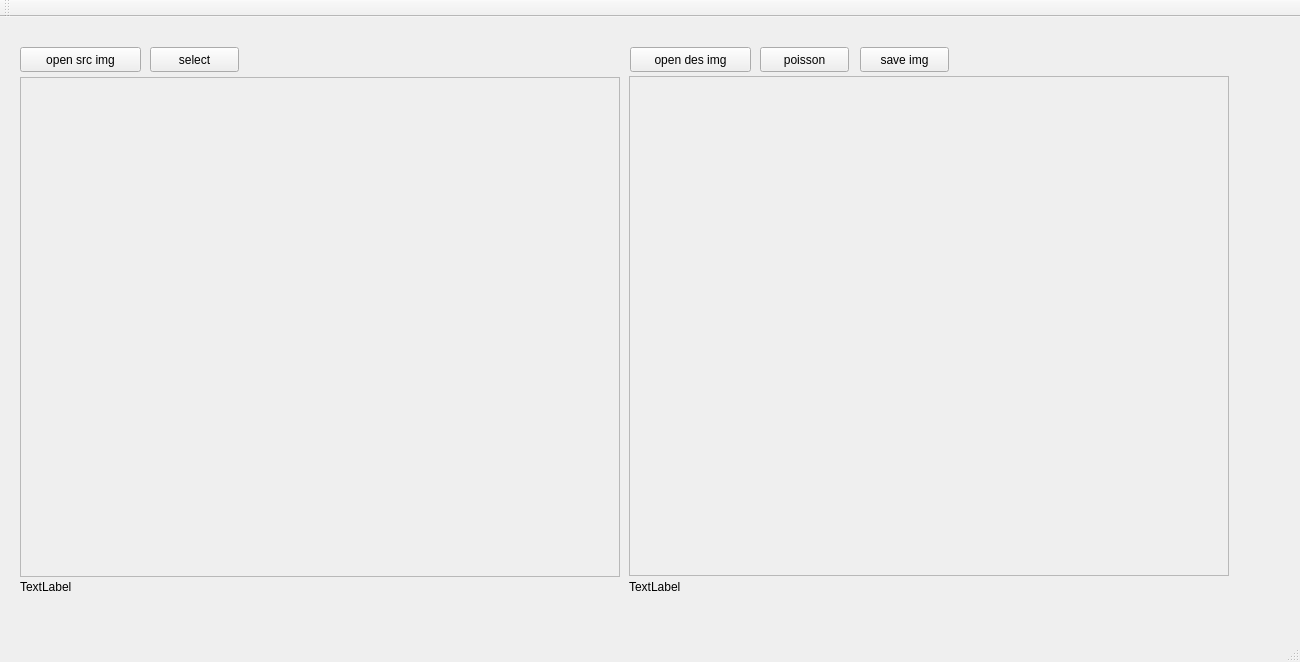
Qt form mainwindow.ui (huochaitiantang/IBlending) before a commit.
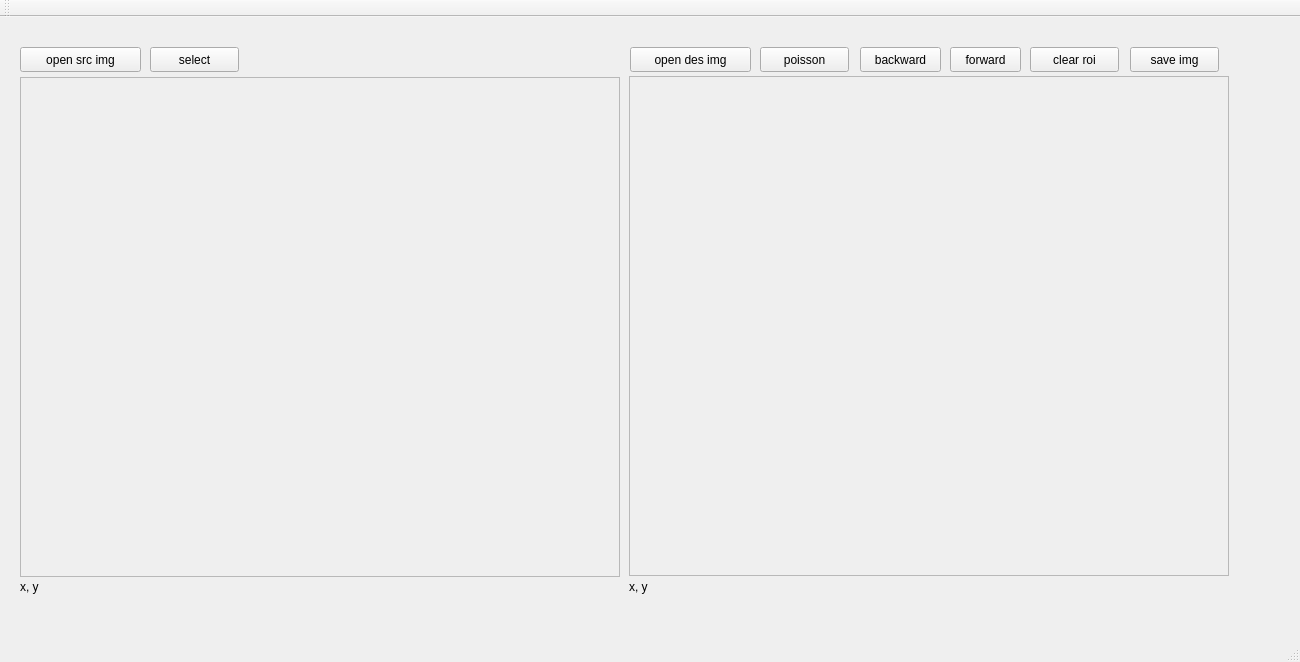
The same form after that commit.

Commit message: clear_roi_button & forward_backward_button

Patch:
```diff
--- a/mainwindow.ui
+++ b/mainwindow.ui
@@ -66,7 +66,7 @@
      </rect>
     </property>
     <property name="text">
-     <string>TextLabel</string>
+     <string>x, y</string>
     </property>
    </widget>
    <widget class="QScrollArea" name="des_img_area">
@@ -102,7 +102,7 @@
      </rect>
     </property>
     <property name="text">
-     <string>TextLabel</string>
+     <string>x, y</string>
     </property>
    </widget>
    <widget class="QPushButton" name="open_des_img">
@@ -147,7 +147,7 @@
    <widget class="QPushButton" name="save_img">
     <property name="geometry">
      <rect>
-      <x>860</x>
+      <x>1130</x>
       <y>30</y>
       <width>89</width>
       <height>25</height>
@@ -157,6 +157,45 @@
      <string>save img</string>
     </property>
    </widget>
+   <widget class="QPushButton" name="backward">
+    <property name="geometry">
+     <rect>
+      <x>860</x>
+      <y>30</y>
+      <width>81</width>
+      <height>25</height>
+     </rect>
+    </property>
+    <property name="text">
+     <string>backward</string>
+    </property>
+   </widget>
+   <widget class="QPushButton" name="forward">
+    <property name="geometry">
+     <rect>
+      <x>950</x>
+      <y>30</y>
+      <width>71</width>
+      <height>25</height>
+     </rect>
+    </property>
+    <property name="text">
+     <string>forward</string>
+    </property>
+   </widget>
+   <widget class="QPushButton" name="clear_roi">
+    <property name="geometry">
+     <rect>
+      <x>1030</x>
+      <y>30</y>
+      <width>89</width>
+      <height>25</height>
+     </rect>
+    </property>
+    <property name="text">
+     <string>clear roi</string>
+    </property>
+   </widget>
   </widget>
   <widget class="QMenuBar" name="menuBar">
    <property name="geometry">
```
The commit also changes 4 other files.
